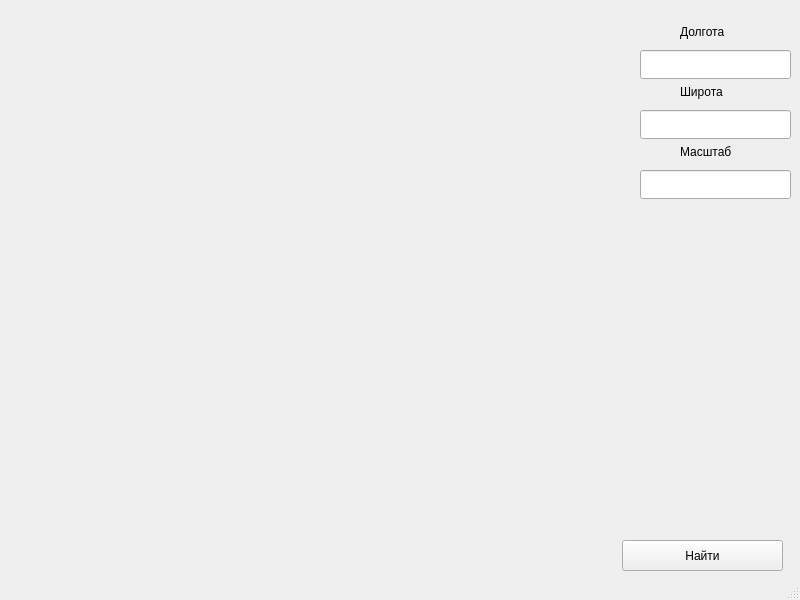
Old version of the form mainwindow.ui in the repository Goog124/BigProjectAPI.
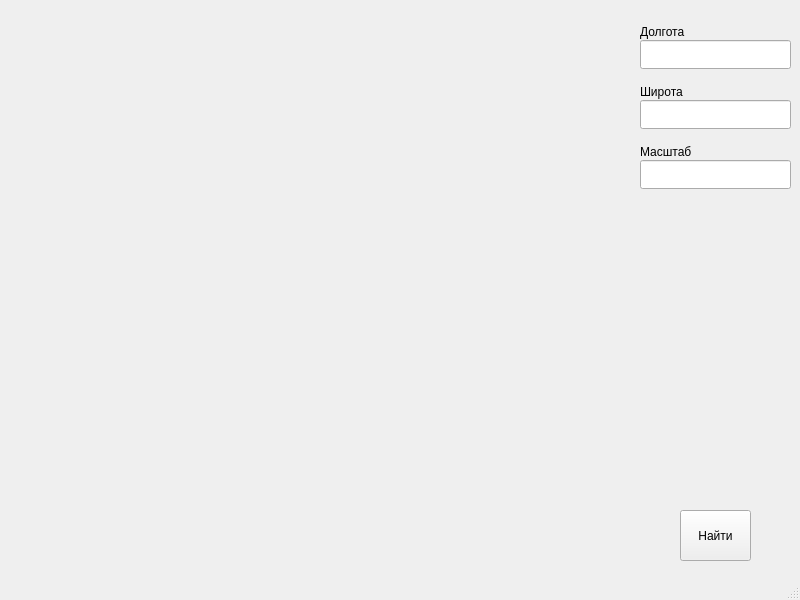
New version of the form.

What changed in the file:
```diff
--- a/mainwindow.ui
+++ b/mainwindow.ui
@@ -30,10 +30,10 @@
    <widget class="QPushButton" name="searchButton">
     <property name="geometry">
      <rect>
-      <x>622</x>
-      <y>540</y>
-      <width>161</width>
-      <height>31</height>
+      <x>680</x>
+      <y>510</y>
+      <width>71</width>
+      <height>51</height>
      </rect>
     </property>
     <property name="text">
@@ -43,7 +43,7 @@
    <widget class="QLabel" name="label_2">
     <property name="geometry">
      <rect>
-      <x>680</x>
+      <x>640</x>
       <y>20</y>
       <width>80</width>
       <height>23</height>
@@ -56,7 +56,7 @@
    <widget class="QLabel" name="label_3">
     <property name="geometry">
      <rect>
-      <x>680</x>
+      <x>640</x>
       <y>80</y>
       <width>80</width>
       <height>23</height>
@@ -69,7 +69,7 @@
    <widget class="QLabel" name="label_4">
     <property name="geometry">
      <rect>
-      <x>680</x>
+      <x>640</x>
       <y>140</y>
       <width>80</width>
       <height>23</height>
@@ -83,7 +83,7 @@
     <property name="geometry">
      <rect>
       <x>640</x>
-      <y>50</y>
+      <y>40</y>
       <width>151</width>
       <height>29</height>
      </rect>
@@ -96,7 +96,7 @@
     <property name="geometry">
      <rect>
       <x>640</x>
-      <y>110</y>
+      <y>100</y>
       <width>151</width>
       <height>29</height>
      </rect>
@@ -106,7 +106,7 @@
     <property name="geometry">
      <rect>
       <x>640</x>
-      <y>170</y>
+      <y>160</y>
       <width>151</width>
       <height>29</height>
      </rect>
```
Left out of the diff: 4 changed lines with no effect on the pictures.
